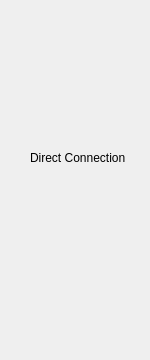
Before: the Qt Designer form src/plugins/ConnectionManager/DirectConnectionPage.ui in OpenSpeedShop/gui, drawn with Qt 5.
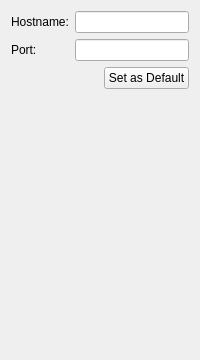
After: the same form once the commit is applied.

Commit message: Added setting page for MainWindow

```diff
--- a/src/plugins/ConnectionManager/DirectConnectionPage.ui
+++ b/src/plugins/ConnectionManager/DirectConnectionPage.ui
@@ -6,26 +6,79 @@
    <rect>
     <x>0</x>
     <y>0</y>
-    <width>150</width>
+    <width>200</width>
     <height>360</height>
    </rect>
   </property>
   <property name="windowTitle">
    <string>Direct Connection</string>
   </property>
-  <widget class="QLabel" name="label">
-   <property name="geometry">
-    <rect>
-     <x>30</x>
-     <y>150</y>
-     <width>101</width>
-     <height>16</height>
-    </rect>
-   </property>
-   <property name="text">
-    <string>Direct Connection</string>
-   </property>
-  </widget>
+  <layout class="QVBoxLayout" name="verticalLayout">
+   <item>
+    <layout class="QFormLayout" name="formLayout">
+     <property name="fieldGrowthPolicy">
+      <enum>QFormLayout::AllNonFixedFieldsGrow</enum>
+     </property>
+     <item row="0" column="0">
+      <widget class="QLabel" name="lblHostname">
+       <property name="text">
+        <string>Hostname:</string>
+       </property>
+      </widget>
+     </item>
+     <item row="0" column="1">
+      <widget class="QLineEdit" name="txtHostname"/>
+     </item>
+     <item row="1" column="0">
+      <widget class="QLabel" name="lblPort">
+       <property name="text">
+        <string>Port:</string>
+       </property>
+      </widget>
+     </item>
+     <item row="1" column="1">
+      <widget class="QLineEdit" name="txtPort"/>
+     </item>
+    </layout>
+   </item>
+   <item>
+    <layout class="QHBoxLayout" name="horizontalLayout">
+     <item>
+      <spacer name="horizontalSpacer">
+       <property name="orientation">
+        <enum>Qt::Horizontal</enum>
+       </property>
+       <property name="sizeHint" stdset="0">
+        <size>
+         <width>40</width>
+         <height>20</height>
+        </size>
+       </property>
+      </spacer>
+     </item>
+     <item>
+      <widget class="QPushButton" name="btnSetDefault">
+       <property name="text">
+        <string>Set as Default</string>
+       </property>
+      </widget>
+     </item>
+    </layout>
+   </item>
+   <item>
+    <spacer name="verticalSpacer">
+     <property name="orientation">
+      <enum>Qt::Vertical</enum>
+     </property>
+     <property name="sizeHint" stdset="0">
+      <size>
+       <width>20</width>
+       <height>256</height>
+      </size>
+     </property>
+    </spacer>
+   </item>
+  </layout>
  </widget>
  <resources/>
  <connections/>
```
The commit also changes 23 other files.
